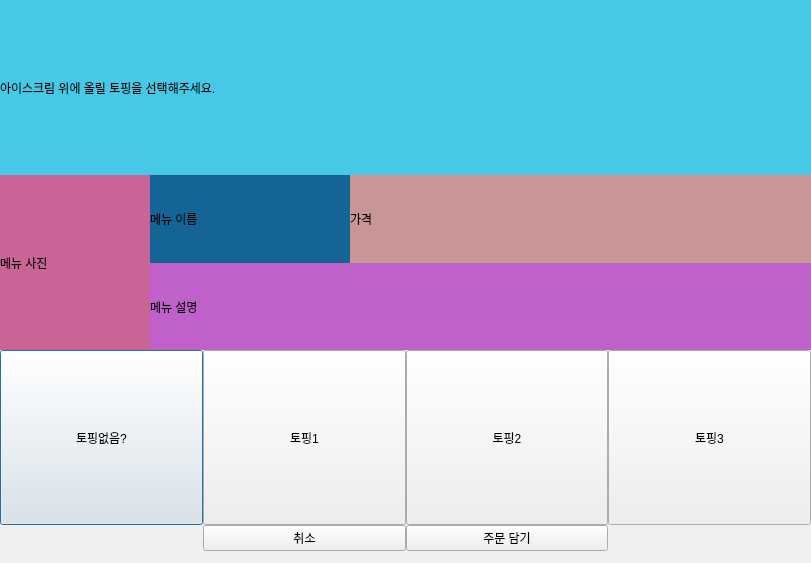
The window that kiosk/UI/popup_topping.ui (addinedu-advance-2nd/aris-repo-3) describes before a commit, drawn with Qt 5.
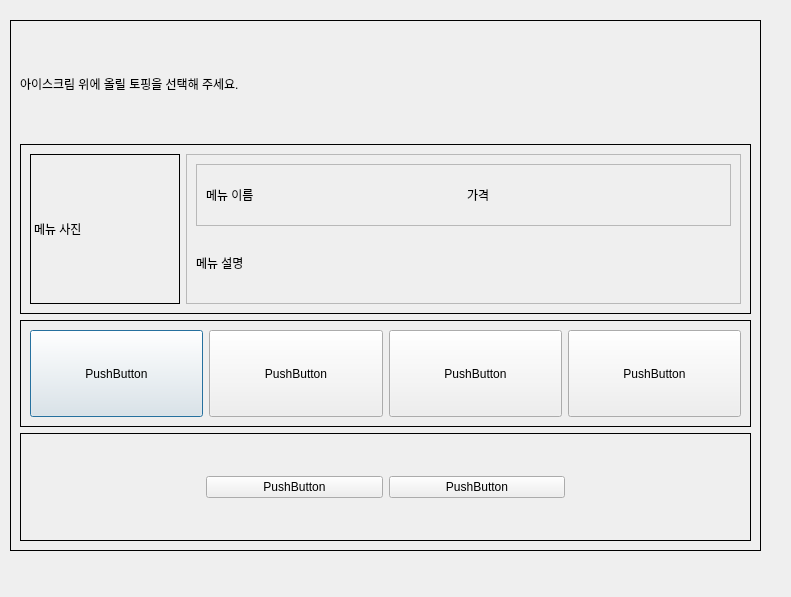
The same window after the commit.

Commit message: FEAT: 토핑선택창 레이아웃 재디자인 및 main.py와 연결

The edit to the form file:
```diff
--- a/kiosk/UI/popup_topping.ui
+++ b/kiosk/UI/popup_topping.ui
@@ -6,63 +6,64 @@
    <rect>
     <x>0</x>
     <y>0</y>
-    <width>811</width>
-    <height>563</height>
+    <width>791</width>
+    <height>597</height>
    </rect>
   </property>
   <property name="windowTitle">
    <string>Dialog</string>
   </property>
-  <widget class="QWidget" name="verticalLayoutWidget">
+  <widget class="QFrame" name="frame">
    <property name="geometry">
     <rect>
-     <x>0</x>
-     <y>0</y>
-     <width>811</width>
-     <height>551</height>
+     <x>10</x>
+     <y>20</y>
+     <width>751</width>
+     <height>531</height>
     </rect>
    </property>
-   <layout class="QVBoxLayout" name="verticalLayout">
-    <property name="spacing">
-     <number>0</number>
-    </property>
-    <property name="rightMargin">
-     <number>0</number>
-    </property>
-    <property name="bottomMargin">
-     <number>0</number>
-    </property>
+   <property name="frameShape">
+    <enum>QFrame::Box</enum>
+   </property>
+   <property name="frameShadow">
+    <enum>QFrame::Plain</enum>
+   </property>
+   <layout class="QVBoxLayout" name="verticalLayout_2">
     <item>
      <widget class="QLabel" name="label">
-      <property name="styleSheet">
-       <string notr="true">background-color:  rgb(70,200,230);</string>
-      </property>
       <property name="text">
-       <string>아이스크림 위에 올릴 토핑을 선택해주세요.</string>
+       <string>아이스크림 위에 올릴 토핑을 선택해 주세요.</string>
       </property>
      </widget>
     </item>
     <item>
-     <layout class="QHBoxLayout" name="horizontalLayout">
-      <property name="spacing">
-       <number>0</number>
+     <widget class="QFrame" name="frame_4">
+      <property name="frameShape">
+       <enum>QFrame::Box</enum>
       </property>
+      <property name="frameShadow">
+       <enum>QFrame::Plain</enum>
+      </property>
+      <layout class="QHBoxLayout" name="horizontalLayout_2">
       <item>
-       <widget class="QLabel" name="label_2">
-        <property name="sizePolicy">
-         <sizepolicy hsizetype="Fixed" vsizetype="Preferred">
-          <horstretch>0</horstretch>
-          <verstretch>0</verstretch>
-         </sizepolicy>
-        </property>
+        <widget class="QLabel" name="img_menu">
         <property name="minimumSize">
          <size>
           <width>150</width>
-          <height>0</height>
+           <height>150</height>
+          </size>
+         </property>
+         <property name="maximumSize">
+          <size>
+           <width>150</width>
+           <height>150</height>
          </size>
         </property>
         <property name="styleSheet">
-         <string notr="true">background: rgb(200,100,150);</string>
+          <string notr="true"/>
+         </property>
+         <property name="frameShape">
+          <enum>QFrame::Box</enum>
         </property>
         <property name="text">
          <string>메뉴 사진</string>
@@ -70,76 +71,70 @@
        </widget>
       </item>
       <item>
-       <layout class="QVBoxLayout" name="verticalLayout_2">
-        <property name="spacing">
-         <number>0</number>
-        </property>
-        <property name="bottomMargin">
-         <number>0</number>
-        </property>
-        <item>
-         <layout class="QHBoxLayout" name="horizontalLayout_5">
-          <property name="spacing">
-           <number>0</number>
-          </property>
-          <item>
-           <widget class="QLabel" name="label_5">
+        <widget class="QFrame" name="frame_3">
             <property name="sizePolicy">
-             <sizepolicy hsizetype="Fixed" vsizetype="Preferred">
+          <sizepolicy hsizetype="Expanding" vsizetype="Preferred">
               <horstretch>0</horstretch>
               <verstretch>0</verstretch>
              </sizepolicy>
             </property>
-            <property name="minimumSize">
-             <size>
-              <width>200</width>
-              <height>0</height>
-             </size>
-            </property>
-            <property name="styleSheet">
-             <string notr="true">background:rgb(20,100,150)</string>
-            </property>
+         <property name="frameShape">
+          <enum>QFrame::StyledPanel</enum>
+         </property>
+         <property name="frameShadow">
+          <enum>QFrame::Raised</enum>
+         </property>
+         <layout class="QVBoxLayout" name="verticalLayout">
+          <item>
+           <widget class="QFrame" name="frame_2">
+            <property name="frameShape">
+             <enum>QFrame::StyledPanel</enum>
+            </property>
+            <property name="frameShadow">
+             <enum>QFrame::Raised</enum>
+            </property>
+            <layout class="QHBoxLayout" name="horizontalLayout">
+             <item>
+              <widget class="QLabel" name="label_menu_name">
             <property name="text">
              <string>메뉴 이름</string>
             </property>
            </widget>
           </item>
           <item>
-           <widget class="QLabel" name="label_4">
-            <property name="styleSheet">
-             <string notr="true">background:rgb(200,150,150)</string>
-            </property>
+              <widget class="QLabel" name="label_price">
             <property name="text">
              <string>가격</string>
             </property>
            </widget>
           </item>
          </layout>
+           </widget>
         </item>
         <item>
-         <widget class="QLabel" name="label_3">
-          <property name="styleSheet">
-           <string notr="true">background: rgb(192, 97, 203)</string>
-          </property>
+           <widget class="QLabel" name="label_menu_comment">
           <property name="text">
            <string>메뉴 설명</string>
           </property>
          </widget>
         </item>
        </layout>
-      </item>
-     </layout>
+        </widget>
+       </item>
+      </layout>
+     </widget>
     </item>
     <item>
+     <widget class="QFrame" name="frame_5">
+      <property name="frameShape">
+       <enum>QFrame::Box</enum>
+      </property>
+      <property name="frameShadow">
+       <enum>QFrame::Plain</enum>
+      </property>
      <layout class="QHBoxLayout" name="horizontalLayout_3">
-      <property name="spacing">
-       <number>0</number>
-      </property>
-      <property name="rightMargin">
-       <number>0</number>
-      </property>
       <item>
-       <widget class="QPushButton" name="pushButton_6">
+        <widget class="QPushButton" name="pushButton_2">
         <property name="sizePolicy">
          <sizepolicy hsizetype="Minimum" vsizetype="Preferred">
           <horstretch>0</horstretch>
@@ -147,12 +142,12 @@
          </sizepolicy>
         </property>
         <property name="text">
-         <string>토핑없음?</string>
+          <string>PushButton</string>
         </property>
        </widget>
       </item>
       <item>
-       <widget class="QPushButton" name="pushButton_5">
+        <widget class="QPushButton" name="pushButton">
         <property name="sizePolicy">
          <sizepolicy hsizetype="Minimum" vsizetype="Preferred">
           <horstretch>0</horstretch>
@@ -160,7 +155,7 @@
          </sizepolicy>
         </property>
         <property name="text">
-         <string>토핑1</string>
+          <string>PushButton</string>
         </property>
        </widget>
       </item>
@@ -173,7 +168,7 @@
          </sizepolicy>
         </property>
         <property name="text">
-         <string>토핑2</string>
+          <string>PushButton</string>
         </property>
        </widget>
       </item>
@@ -186,13 +181,21 @@
          </sizepolicy>
         </property>
         <property name="text">
-         <string>토핑3</string>
+          <string>PushButton</string>
         </property>
        </widget>
       </item>
      </layout>
+     </widget>
     </item>
     <item>
+     <widget class="QFrame" name="frame_6">
+      <property name="frameShape">
+       <enum>QFrame::Box</enum>
+      </property>
+      <property name="frameShadow">
+       <enum>QFrame::Plain</enum>
+      </property>
      <layout class="QHBoxLayout" name="horizontalLayout_4">
       <item>
        <spacer name="horizontalSpacer">
@@ -208,28 +211,28 @@
        </spacer>
       </item>
       <item>
-       <widget class="QPushButton" name="pushButton_2">
+        <widget class="QPushButton" name="pushButton_6">
         <property name="sizePolicy">
-         <sizepolicy hsizetype="Expanding" vsizetype="Fixed">
+          <sizepolicy hsizetype="MinimumExpanding" vsizetype="Fixed">
           <horstretch>0</horstretch>
           <verstretch>0</verstretch>
          </sizepolicy>
         </property>
         <property name="text">
-         <string>취소</string>
+          <string>PushButton</string>
         </property>
        </widget>
       </item>
       <item>
-       <widget class="QPushButton" name="pushButton">
+        <widget class="QPushButton" name="pushButton_5">
         <property name="sizePolicy">
-         <sizepolicy hsizetype="Expanding" vsizetype="Fixed">
+          <sizepolicy hsizetype="MinimumExpanding" vsizetype="Fixed">
           <horstretch>0</horstretch>
           <verstretch>0</verstretch>
          </sizepolicy>
         </property>
         <property name="text">
-         <string>주문 담기</string>
+          <string>PushButton</string>
         </property>
        </widget>
       </item>
@@ -247,6 +250,7 @@
        </spacer>
       </item>
      </layout>
+     </widget>
     </item>
    </layout>
   </widget>
```
Lines whose indentation alone changed are shown as unchanged. The commit also changes 2 other files.
